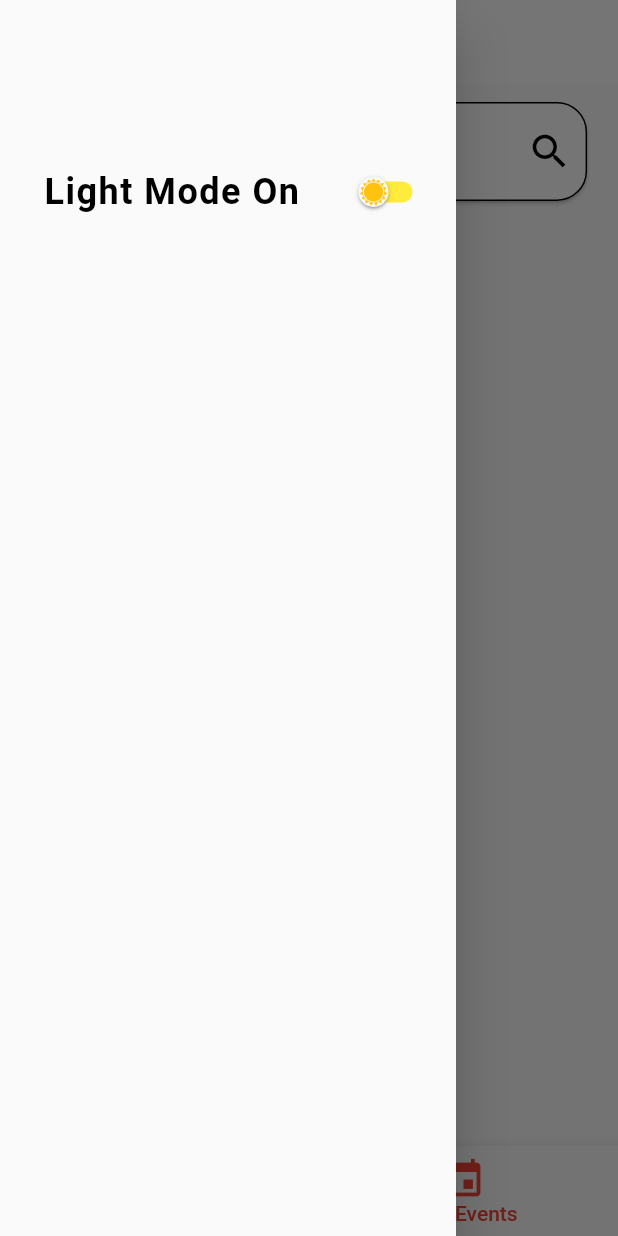
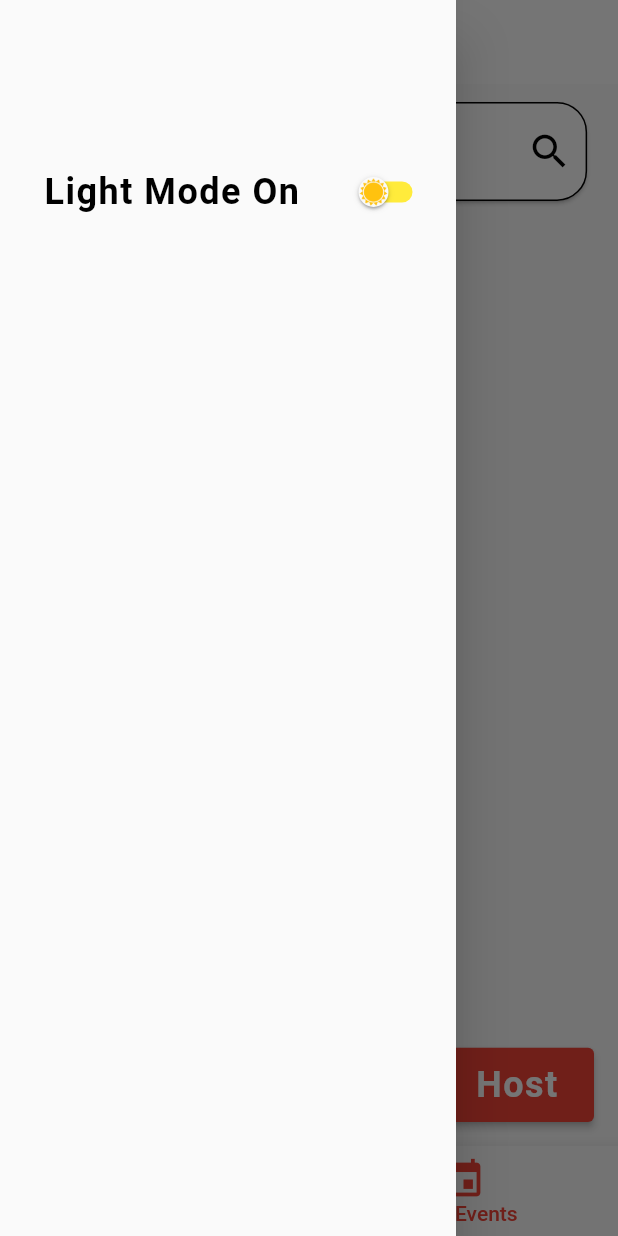
Before and after one commit to akshaykumaru18/dance_of_india, a Flutter app: the screen it shows after launch, item 2 of the bottom bar chosen, with the side drawer open, on a phone screen of 412 x 824 dp. Run offline on Flutter 3.47's test engine with Material 2 defaults, Android fonts, the phone set to English and light mode, and no system bars; our stand-ins replace built_collection, built_value, carousel_slider, cloud_firestore, firebase_core, shared_preferences; accounts and stored records are empty; generated files the repository leaves out were written again; Roboto replaces fonts that are missing (Roboto-Black, Roboto-Bold).

Commit message:
created new page to host the event

```diff
--- a/lib/Screens/EventsListPage.dart
+++ b/lib/Screens/EventsListPage.dart
@@ -1,5 +1,6 @@
 import 'package:dance_of_india/Screens/DanceFormDetailsPage.dart';
 import 'package:dance_of_india/Screens/EventDetailsPage.dart';
+import 'package:dance_of_india/Screens/HostEventPage.dart';
 import 'package:dance_of_india/Utils/ThemeProvider.dart';
 import 'package:dance_of_india/logic/providers/DanceEventsProvider.dart';
 import 'file:///C:/Users/Akshay%20Kumar%20U/AndroidStudioProjects/dance_of_india/lib/logic/providers/DanceFormsProvider.dart';
@@ -259,6 +260,17 @@ class _EventsListPageState extends State<EventsListPage> {
             itemExtent: 330),
         //MediaQuery.of(context).size.height * 0.45
       ],
-    ));
+    ),
+    floatingActionButton: Container(
+      width: MediaQuery.of(context).size.width * 0.25,
+      height: MediaQuery.of(context).size.height * 0.06,
+      child: ElevatedButton(
+        child: Text("Host",style: Theme.of(context).textTheme.headline1.copyWith(color: Colors.white),),
+        onPressed: (){
+          Navigator.push(context, MaterialPageRoute(builder: (_)=> HostEventPage()));
+        },
+      ),
+    ),
+    );
   }
 }
```
Also changed, not shown: lib/Screens/HostEventPage.dart (added, +32 -0 lines).
